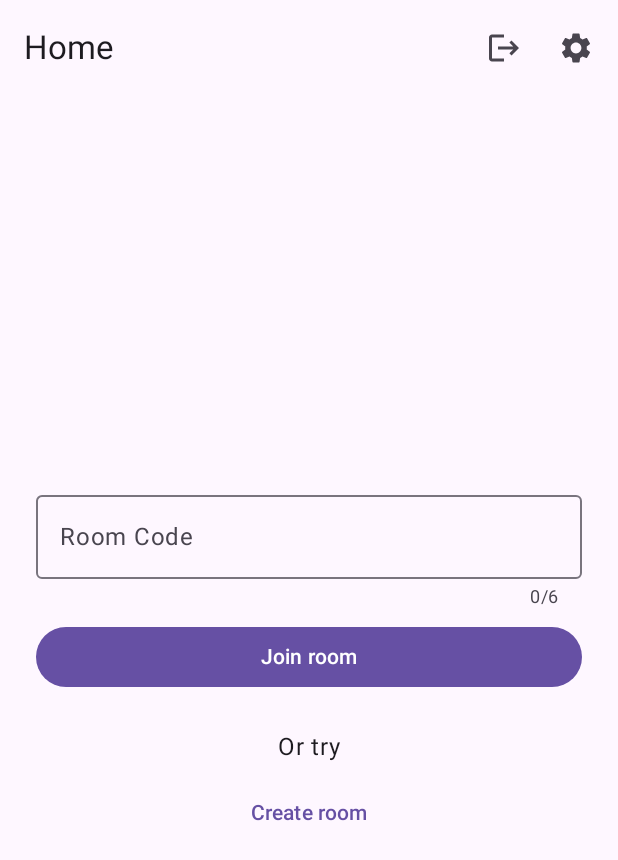
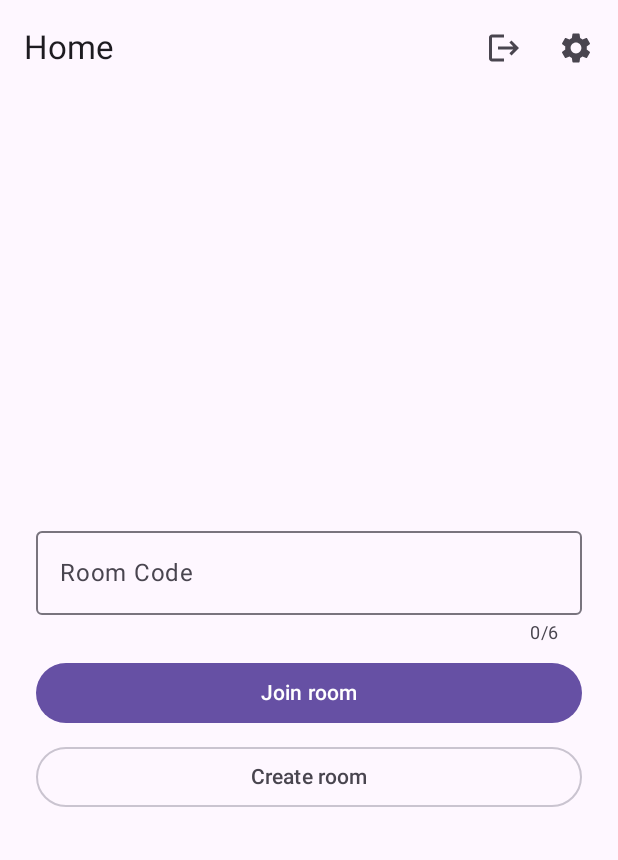
Before and after one commit to gabrielsantanaa/Google-Authentication, an Android app built with Jetpack Compose: the HomeScreen screen opened through its navigation route, on a phone screen of 412 x 824 dp. Shown: the top 860 px of the screen. Run offline under Robolectric (Android 15) with nearby library versions, the phone set to English and light mode, and no system bars; our stand-ins replace Dagger/Hilt's generated code, Firebase (no records; nobody signed in at launch, a user with empty details on screens opened directly).

Commit message:
a little ui change on home screen

```diff
--- a/app/src/main/java/com/gabrielsantana/letsvote/screens/home/HomeSreen.kt
+++ b/app/src/main/java/com/gabrielsantana/letsvote/screens/home/HomeSreen.kt
@@ -18,6 +18,7 @@ import androidx.compose.material3.ExperimentalMaterial3Api
 import androidx.compose.material3.Icon
 import androidx.compose.material3.IconButton
 import androidx.compose.material3.MaterialTheme
+import androidx.compose.material3.OutlinedButton
 import androidx.compose.material3.OutlinedTextField
 import androidx.compose.material3.Scaffold
 import androidx.compose.material3.Text
@@ -123,9 +124,7 @@ fun HomeContent(
                 onClick = {},
                 modifier = Modifier.fillMaxWidth()
             ) { Text("Join room") }
-            Spacer(Modifier.height(8.dp))
-            Text("Or try")
-            TextButton(
+            OutlinedButton(
                 onClick = {},
                 modifier = Modifier.fillMaxWidth()
             ) { Text("Create room") }
```
